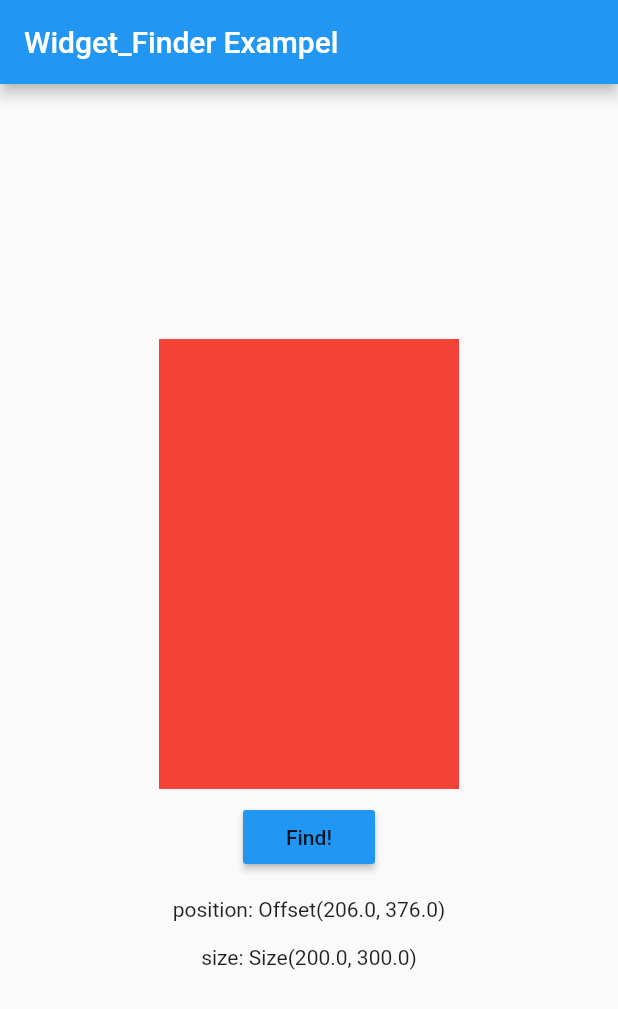
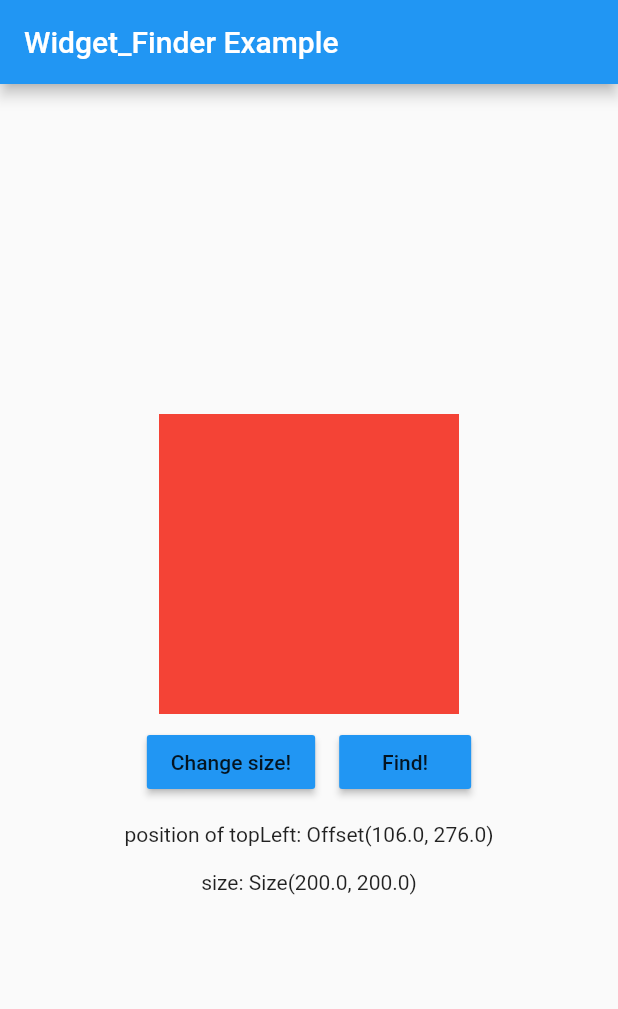
Before and after one commit to TykanN/widget_finder, a Flutter app: the screen it shows after launch, after a tap on "Find!", on a phone screen of 412 x 824 dp. Shown: the top 1009 px of the screen. Run offline on Flutter 3.47's test engine with Material 2 defaults, Android fonts, the phone set to English and light mode, and no system bars.

Commit message:
add sizeNotifier

```diff
--- a/example/lib/main.dart
+++ b/example/lib/main.dart
@@ -1,3 +1,5 @@
+import 'dart:math';
+
 import 'package:flutter/material.dart';
 import 'package:widget_finder/widget_finder.dart';
 
@@ -16,6 +18,9 @@ class _MyAppState extends State<MyApp> {
   Offset? position;
   Size? size;
 
+  double _width = 200;
+  double _height = 200;
+
   @override
   void initState() {
     super.initState();
@@ -26,18 +31,40 @@ class _MyAppState extends State<MyApp> {
     return MaterialApp(
       home: Scaffold(
         appBar: AppBar(
-          title: const Text('Widget_Finder Exampel'),
+          title: const Text('Widget_Finder Example'),
         ),
         body: Container(
           child: Center(
             child: Column(
               mainAxisAlignment: MainAxisAlignment.center,
               children: [
-                Container(
+                WidgetFinder.sizeNotifer(
                   key: key,
+                  onSizeChanged: (Size value) {
+                    print('Size is changed! : $value');
+                  },
+                  child: Container(
                     color: Colors.red,
-                  width: 200,
-                  height: 300,
+                    width: _width,
+                    height: _height,
+                  ),
+                ),
+                Row(
+                  mainAxisAlignment: MainAxisAlignment.center,
+                  children: [
+                    Padding(
+                      padding: const EdgeInsets.all(8.0),
+                      child: MaterialButton(
+                        color: Colors.blue,
+                        onPressed: () {
+                          Random _rand = Random();
+                          setState(() {
+                            _width = (_rand.nextBool() ? 1 : -1) * _rand.nextInt(100) + 200;
+                            _height = (_rand.nextBool() ? 1 : -1) * _rand.nextInt(100) + 200;
+                          });
+                        },
+                        child: Text('Change size!'),
+                      ),
                     ),
                     Padding(
                       padding: const EdgeInsets.all(8.0),
@@ -45,16 +72,18 @@ class _MyAppState extends State<MyApp> {
                         color: Colors.blue,
                         onPressed: () {
                           setState(() {
-                        position = WidgetFinder.of(key).center;
+                            position = WidgetFinder.of(key).topLeft;
                             size = WidgetFinder.of(key).size;
                           });
                         },
                         child: Text('Find!'),
                       ),
                     ),
+                  ],
+                ),
                 Padding(
                   padding: const EdgeInsets.all(8.0),
-                  child: Text('position: $position'),
+                  child: Text('position of topLeft: $position'),
                 ),
                 Padding(
                   padding: const EdgeInsets.all(8.0),
--- a/lib/src/finder.dart
+++ b/lib/src/finder.dart
@@ -1,4 +1,5 @@
 import 'package:flutter/material.dart';
+import 'sizeNotifier.dart';
 
 class WidgetFinder {
   /// Use GlobalKey to find widget.
@@ -7,8 +8,7 @@ class WidgetFinder {
   final GlobalKey key;
 
   WidgetFinder.of(this.key)
-      : assert(key.currentContext?.findRenderObject() != null,
-            'No widget in the tree that matches this global key.');
+      : assert(key.currentContext?.findRenderObject() != null, 'No widget in the tree that matches this global key.');
 
   /// Context of the widget.
   BuildContext get context => key.currentContext!;
@@ -51,4 +51,11 @@ class WidgetFinder {
 
   /// BottomRight point of the widget.
   Offset get bottomRight => topLeft + Offset(width, height);
+
+  /// You can receive callback when size of child is changed.
+  static SizeNotifier sizeNotifer({Key? key, required onSizeChanged, required child}) => SizeNotifier(
+        key: key,
+        onSizeChanged: onSizeChanged,
+        child: child,
+      );
 }
--- /dev/null
+++ b/lib/src/sizeNotifier.dart
@@ -0,0 +1,33 @@
+import 'package:flutter/material.dart';
+
+class SizeNotifier extends StatefulWidget {
+  final Widget child;
+  final ValueChanged<Size> onSizeChanged;
+
+  const SizeNotifier({
+    Key? key,
+    required this.child,
+    required this.onSizeChanged,
+  }) : super(key: key);
+
+  @override
+  _SizeNotifierState createState() => _SizeNotifierState();
+}
+
+class _SizeNotifierState extends State<SizeNotifier> {
+  Size _oldSize = Size.zero;
+
+  @override
+  Widget build(BuildContext context) {
+    WidgetsBinding.instance?.addPostFrameCallback((_) => _notifySize());
+    return widget.child;
+  }
+
+  void _notifySize() {
+    final size = context.size ?? Size.zero;
+    if (_oldSize != size) {
+      _oldSize = size;
+      widget.onSizeChanged(size);
+    }
+  }
+}
--- a/pubspec.yaml
+++ b/pubspec.yaml
@@ -1,6 +1,6 @@
 name: widget_finder
 description: widget_finder makes it easy to find the position and size of the widget.
-version: 0.1.1
+version: 0.2.0
 homepage: https://github.com/TykanN/widget_finder
 
 environment:
```
Also changed, not shown: example/pubspec.lock, 5 other files. Lines whose indentation alone changed are shown as unchanged.
